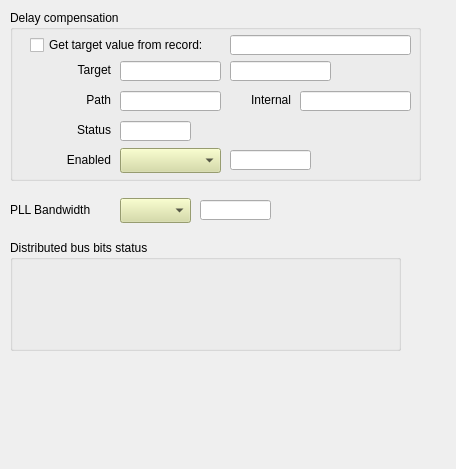
Before: the Qt Designer form evrMrmApp/opi/EVR/G_EVR_VME-300_misc.ui in paulscherrerinstitute/mrfioc2, drawn with Qt 5.
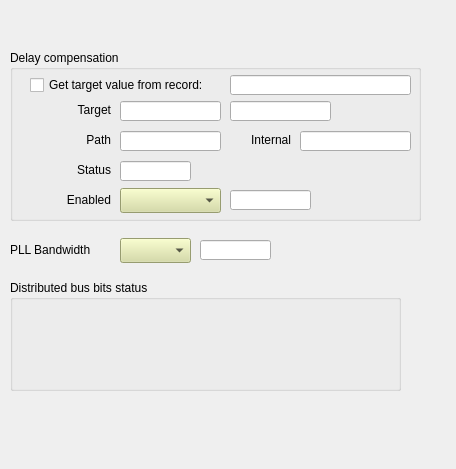
After: the same form once the commit is applied. Custom widgets are drawn as their Qt base class.

What changed in the file:
```diff
--- a/evrMrmApp/opi/EVR/G_EVR_VME-300_misc.ui
+++ b/evrMrmApp/opi/EVR/G_EVR_VME-300_misc.ui
@@ -17,7 +17,7 @@
    <property name="geometry">
     <rect>
      <x>10</x>
-     <y>10</y>
+     <y>50</y>
      <width>411</width>
      <height>171</height>
     </rect>
@@ -288,7 +288,7 @@
    <property name="geometry">
     <rect>
      <x>10</x>
-     <y>201</y>
+     <y>241</y>
      <width>101</width>
      <height>17</height>
     </rect>
@@ -301,7 +301,7 @@
    <property name="geometry">
     <rect>
      <x>120</x>
-     <y>198</y>
+     <y>238</y>
      <width>71</width>
      <height>25</height>
     </rect>
@@ -317,7 +317,7 @@
    <property name="geometry">
     <rect>
      <x>200</x>
-     <y>200</y>
+     <y>240</y>
      <width>71</width>
      <height>20</height>
     </rect>
@@ -336,7 +336,7 @@
    <property name="geometry">
     <rect>
      <x>10</x>
-     <y>240</y>
+     <y>280</y>
      <width>391</width>
      <height>111</height>
     </rect>
@@ -397,9 +397,9 @@
    <property name="geometry">
     <rect>
      <x>20</x>
-     <y>370</y>
-     <width>221</width>
-     <height>31</height>
+     <y>10</y>
+     <width>171</width>
+     <height>25</height>
     </rect>
    </property>
    <property name="background">
```
Left out of the diff: 4 changed lines with no effect on the pictures.
